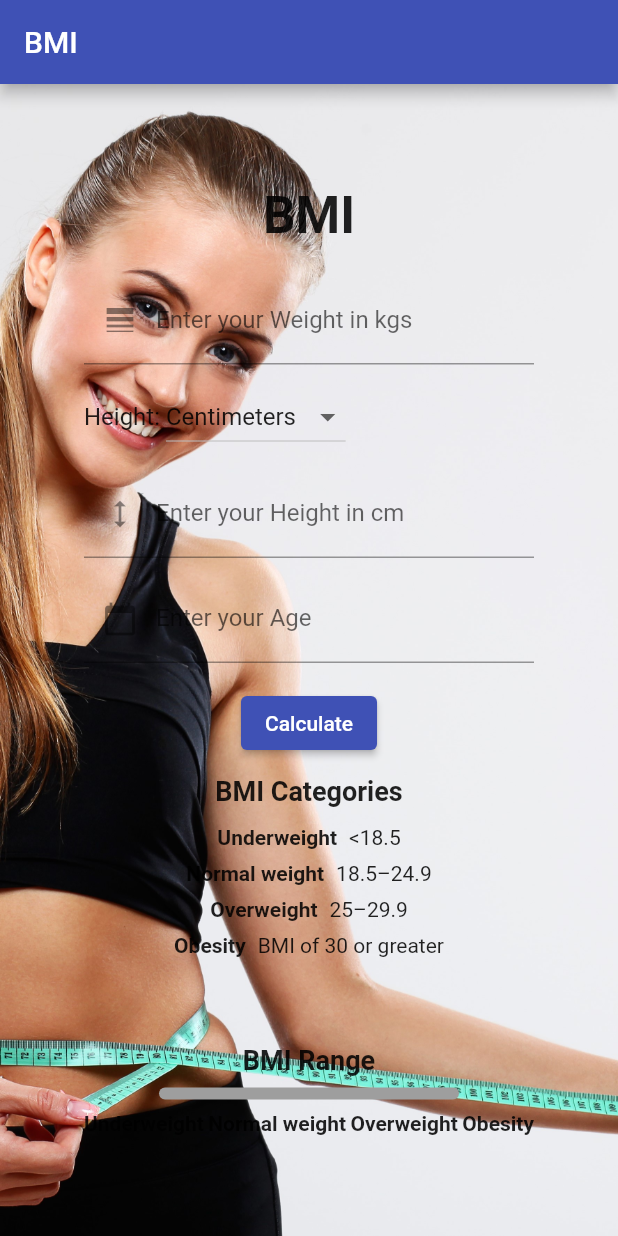
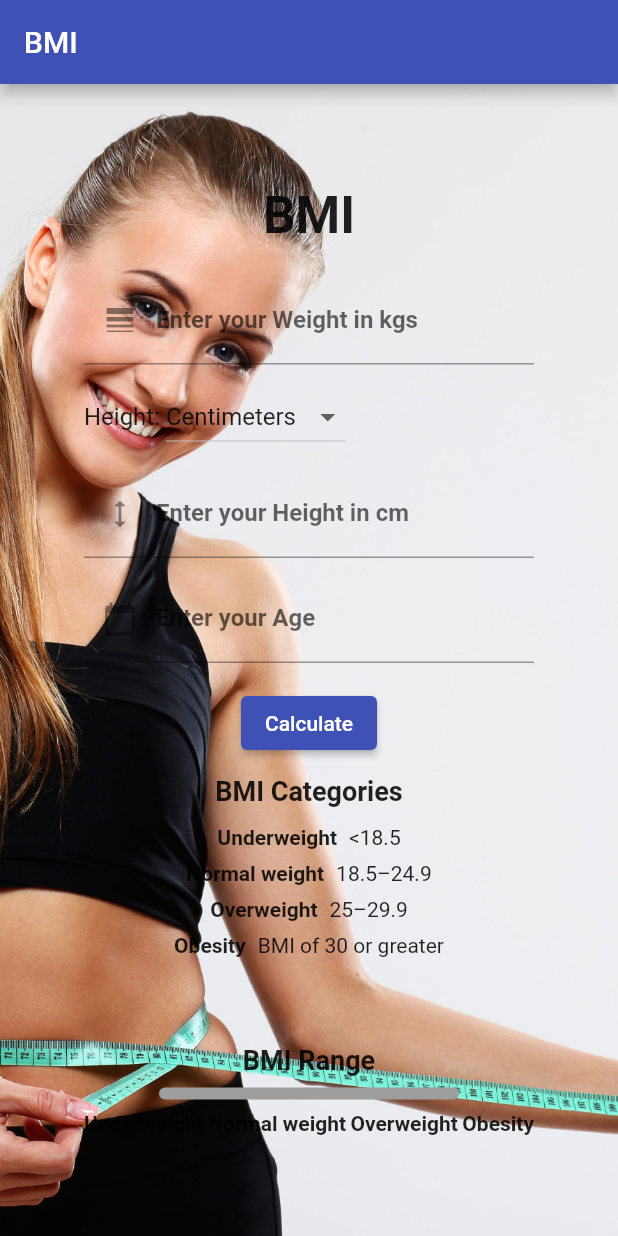
Before and after one commit to prateekp273/body_mass_index-BMI-using-flutter, a Flutter app: the screen it shows after launch, on a phone screen of 412 x 824 dp. Run offline on Flutter 3.47's test engine with Material 2 defaults, Android fonts, the phone set to English and light mode, and no system bars.

```diff
--- a/lib/main.dart
+++ b/lib/main.dart
@@ -39,8 +39,8 @@ class _DashBoardScreenState extends State<DashBoardScreen> {
 
   HeightUnit selectedUnit = HeightUnit.Centimeters;
 
-  Map<String, dynamic> calculateBMI(
-      double weight, double height, HeightUnit unit) {
+  Map<String, dynamic> calculateBMI(double weight, double height,
+      HeightUnit unit) {
     var bmiData = <String, dynamic>{};
     if (unit == HeightUnit.Centimeters) {
       var tM = height / 100;
@@ -52,7 +52,8 @@ class _DashBoardScreenState extends State<DashBoardScreen> {
       var inches = double.tryParse(inchesController.text) ?? 0.0;
       var heightInInches = (feet * 12) + inches;
       var heightInCm = heightInInches * 2.54; // Convert inches to centimeters
-      var bmi = (weight / (heightInCm * heightInCm)) * 10000; // Convert height to meters
+      var bmi = (weight / (heightInCm * heightInCm)) *
+          10000; // Convert height to meters
       bmiData['bmi'] = bmi;
       bmiData['category'] = _getBMICategory(bmi);
     }
@@ -103,7 +104,8 @@ class _DashBoardScreenState extends State<DashBoardScreen> {
         double feet = double.tryParse(feetController.text) ?? 0.0;
         double inches = double.tryParse(inchesController.text) ?? 0.0;
         double heightInInches = (feet * 12) + inches;
-        double heightInCm = heightInInches * 2.54; // Convert inches to centimeters
+        double heightInCm = heightInInches *
+            2.54; // Convert inches to centimeters
         height = heightInCm * 0.01; // Convert height to meters
       }
 
@@ -190,6 +192,7 @@ class _DashBoardScreenState extends State<DashBoardScreen> {
           prefixIcon: Icon(Icons.height),
         ),
         keyboardType: TextInputType.number,
+        style: TextStyle(fontWeight: FontWeight.bold), // Increase font weight
       );
     } else {
       return Row(
@@ -202,6 +205,8 @@ class _DashBoardScreenState extends State<DashBoardScreen> {
                 labelText: 'Feet',
               ),
               keyboardType: TextInputType.number,
+              style: TextStyle(
+                  fontWeight: FontWeight.bold), // Increase font weight
             ),
           ),
           const SizedBox(width: 8),
@@ -213,6 +218,8 @@ class _DashBoardScreenState extends State<DashBoardScreen> {
                 labelText: 'Inches',
               ),
               keyboardType: TextInputType.number,
+              style: TextStyle(
+                  fontWeight: FontWeight.bold), // Increase font weight
             ),
           ),
         ],
@@ -236,6 +243,7 @@ class _DashBoardScreenState extends State<DashBoardScreen> {
         child: Center(
           child: Container(
             width: 300,
+            child: SingleChildScrollView(
               child: Column(
                 mainAxisAlignment: MainAxisAlignment.center,
                 children: [
@@ -247,7 +255,6 @@ class _DashBoardScreenState extends State<DashBoardScreen> {
                     ),
                   ),
                   const SizedBox(height: 21),
-
                   TextField(
                     controller: wtController,
                     decoration: const InputDecoration(
@@ -255,6 +262,8 @@ class _DashBoardScreenState extends State<DashBoardScreen> {
                       prefixIcon: Icon(Icons.line_weight),
                     ),
                     keyboardType: TextInputType.number,
+                    style: TextStyle(
+                        fontWeight: FontWeight.bold), // Increase font weight
                   ),
                   const SizedBox(height: 11),
                   Row(
@@ -293,6 +302,8 @@ class _DashBoardScreenState extends State<DashBoardScreen> {
                       prefixIcon: Icon(Icons.calendar_today),
                     ),
                     keyboardType: TextInputType.number,
+                    style: TextStyle(
+                        fontWeight: FontWeight.bold), // Increase font weight
                   ),
                   const SizedBox(height: 16),
                   ElevatedButton(
@@ -353,7 +364,8 @@ class _DashBoardScreenState extends State<DashBoardScreen> {
                               var heightInInches =
                                   (iFeet * 12) + iInches;
                               var heightInCm =
-                      heightInInches * 2.54; // Convert inches to centimeters
+                                  heightInInches *
+                                      2.54; // Convert inches to centimeters
                               var heightInM =
                                   heightInCm * 0.01; // Convert height to meters
 
@@ -421,6 +433,7 @@ class _DashBoardScreenState extends State<DashBoardScreen> {
             ),
           ),
         ),
+      ),
     );
   }
 }
```
Lines whose indentation alone changed are shown as unchanged.
